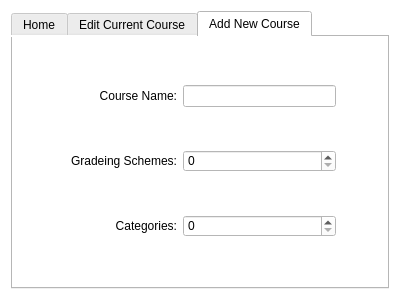
sophiacyluo/PIC10C_Assignment2, file grade_calculator/mainwindow.ui: the form before one commit.
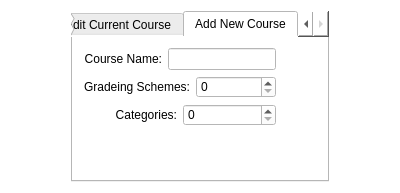
The form after the commit.

Commit message: Added spacers to make layout look nice when window size changes

```diff
--- a/grade_calculator/mainwindow.ui
+++ b/grade_calculator/mainwindow.ui
@@ -7,9 +7,15 @@
     <x>0</x>
     <y>0</y>
     <width>400</width>
-    <height>300</height>
+    <height>193</height>
    </rect>
   </property>
+  <property name="sizePolicy">
+   <sizepolicy hsizetype="Preferred" vsizetype="Preferred">
+    <horstretch>0</horstretch>
+    <verstretch>0</verstretch>
+   </sizepolicy>
+  </property>
   <property name="windowTitle">
    <string>MainWindow</string>
   </property>
@@ -18,6 +24,19 @@
   </property>
   <widget class="QWidget" name="centralWidget">
    <layout class="QHBoxLayout" name="horizontalLayout">
+    <item>
+     <spacer name="horizontalSpacer">
+      <property name="orientation">
+       <enum>Qt::Horizontal</enum>
+      </property>
+      <property name="sizeHint" stdset="0">
+       <size>
+        <width>40</width>
+        <height>20</height>
+       </size>
+      </property>
+     </spacer>
+    </item>
     <item>
      <layout class="QVBoxLayout" name="verticalLayout_2">
       <item>
@@ -42,6 +61,9 @@
          <layout class="QVBoxLayout" name="verticalLayout_3">
           <item>
            <layout class="QHBoxLayout" name="horizontalLayout_2">
+            <property name="sizeConstraint">
+             <enum>QLayout::SetFixedSize</enum>
+            </property>
             <property name="rightMargin">
              <number>40</number>
             </property>
@@ -75,6 +97,9 @@
           </item>
           <item>
            <layout class="QHBoxLayout" name="horizontalLayout_3">
+            <property name="sizeConstraint">
+             <enum>QLayout::SetFixedSize</enum>
+            </property>
             <property name="rightMargin">
              <number>40</number>
             </property>
@@ -98,6 +123,9 @@
           </item>
           <item>
            <layout class="QHBoxLayout" name="horizontalLayout_4">
+            <property name="sizeConstraint">
+             <enum>QLayout::SetFixedSize</enum>
+            </property>
             <property name="rightMargin">
              <number>40</number>
             </property>
@@ -116,12 +144,38 @@
             </item>
            </layout>
           </item>
+          <item>
+           <spacer name="verticalSpacer">
+            <property name="orientation">
+             <enum>Qt::Vertical</enum>
+            </property>
+            <property name="sizeHint" stdset="0">
+             <size>
+              <width>20</width>
+              <height>40</height>
+             </size>
+            </property>
+           </spacer>
+          </item>
          </layout>
         </widget>
        </widget>
       </item>
      </layout>
     </item>
+    <item>
+     <spacer name="horizontalSpacer_2">
+      <property name="orientation">
+       <enum>Qt::Horizontal</enum>
+      </property>
+      <property name="sizeHint" stdset="0">
+       <size>
+        <width>40</width>
+        <height>20</height>
+       </size>
+      </property>
+     </spacer>
+    </item>
    </layout>
   </widget>
  </widget>
```
The commit also changes 4 other files.
